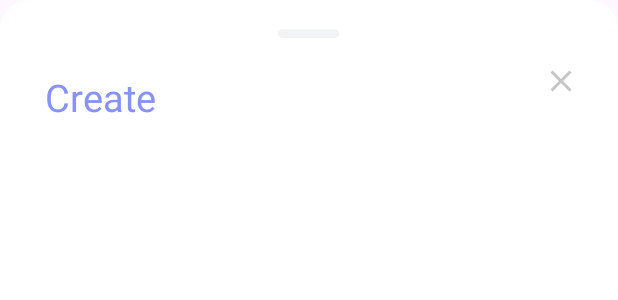
After one commit to duongtrungnguyenrc/TravelAppClient, an Android app: the layout bottom_sheet.xml on its own in the app's theme, with its tools: preview values and no code run, on a phone screen of 412 x 824 dp. The commit adds this screen. Shown: the top 300 px of the screen. Run offline under Robolectric (Android 15) with nearby library versions, the phone set to English and light mode, and no system bars; Roboto replaces fonts that are not available here.

Commit message:
handle debounce ultil, bottomsheet component and ActionCallback for handle asynchronous action

```diff
--- a/app/src/main/java/com/main/travelApp/activities/MainActivity.java
+++ b/app/src/main/java/com/main/travelApp/activities/MainActivity.java
@@ -11,6 +11,7 @@ import android.view.MenuItem;
 
 import com.google.android.material.navigation.NavigationBarView;
 import com.main.travelApp.R;
+import com.main.travelApp.components.BottomSheet;
 import com.main.travelApp.databinding.ActivityMainBinding;
 import com.main.travelApp.fragments.BlogFragment;
 import com.main.travelApp.fragments.ExploreFragment;
@@ -41,6 +42,10 @@ public class MainActivity extends AppCompatActivity {
 
         replaceFragment(homeFragment);
 
+        binding.btnSearch.setOnClickListener((view) -> {
+            BottomSheet.show(this);
+        });
+
         binding.bottomNavView.setBackground(null);
         binding.bottomNavView.setOnItemSelectedListener(new NavigationBarView.OnItemSelectedListener() {
             @Override
--- a/app/src/main/java/com/main/travelApp/fragments/ExploreFragment.java
+++ b/app/src/main/java/com/main/travelApp/fragments/ExploreFragment.java
@@ -2,11 +2,11 @@ package com.main.travelApp.fragments;
 
 import android.os.Bundle;
 
-import androidx.fragment.app.Fragment;
-
 import android.view.LayoutInflater;
 import android.view.View;
 import android.view.ViewGroup;
+
+import androidx.fragment.app.Fragment;
 
 import com.main.travelApp.R;
 
--- /dev/null
+++ b/app/src/main/res/drawable/bottom_sheet_background.xml
@@ -0,0 +1,16 @@
+<?xml version="1.0" encoding="utf-8"?>
+<shape xmlns:android="http://schemas.android.com/apk/res/android">
+
+    <solid
+        android:color="@color/white"/>
+
+    <corners
+        android:topLeftRadius="20dp"
+        android:topRightRadius="20dp" />
+    <padding
+        android:left="10dp"
+        android:right="10dp"
+        android:top="10dp"
+        android:bottom="10dp"/>
+
+</shape>
--- /dev/null
+++ b/app/src/main/res/drawable/ic_baseline_clear_24.xml
@@ -0,0 +1,5 @@
+<vector android:height="24dp" android:tint="@color/gray"
+    android:viewportHeight="24" android:viewportWidth="24"
+    android:width="24dp" xmlns:android="http://schemas.android.com/apk/res/android">
+    <path android:fillColor="@android:color/white" android:pathData="M19,6.41L17.59,5 12,10.59 6.41,5 5,6.41 10.59,12 5,17.59 6.41,19 12,13.41 17.59,19 19,17.59 13.41,12z"/>
+</vector>
--- /dev/null
+++ b/app/src/main/res/drawable/ic_round_dash_24.xml
@@ -0,0 +1,5 @@
+<vector android:height="24dp" android:tint="@color/grey"
+    android:viewportHeight="24" android:viewportWidth="24"
+    android:width="24dp" xmlns:android="http://schemas.android.com/apk/res/android">
+    <path android:fillColor="@android:color/white" android:pathData="M18,13H6c-0.55,0 -1,-0.45 -1,-1s0.45,-1 1,-1h12c0.55,0 1,0.45 1,1s-0.45,1 -1,1z"/>
+</vector>
--- /dev/null
+++ b/app/src/main/res/layout/bottom_sheet.xml
@@ -0,0 +1,43 @@
+<?xml version="1.0" encoding="utf-8"?>
+<LinearLayout xmlns:android="http://schemas.android.com/apk/res/android"
+    android:orientation="vertical"
+    android:layout_width="match_parent"
+    android:layout_height="match_parent"
+    android:background="@drawable/bottom_sheet_background">
+
+    <ImageView
+        android:layout_width="70dp"
+        android:layout_height="wrap_content"
+        android:src="@drawable/ic_round_dash_24"
+        android:layout_gravity="center|top"
+        android:scaleType="centerCrop"/>
+
+    <LinearLayout
+        android:layout_width="match_parent"
+        android:layout_height="wrap_content"
+        android:orientation="horizontal">
+
+        <TextView
+            android:id="@+id/createText"
+            android:layout_width="wrap_content"
+            android:layout_height="wrap_content"
+            android:textAlignment="viewStart"
+            android:text="Create"
+            android:padding="8dp"
+            android:textColor="@color/lavender"
+            android:layout_marginStart="12dp"
+            android:layout_marginTop="5dp"
+            android:textSize="25dp" />
+
+        <ImageView
+            android:layout_width="wrap_content"
+            android:layout_height="wrap_content"
+            android:src="@drawable/ic_baseline_clear_24"
+            android:layout_marginLeft="250dp"
+            android:layout_marginTop="8dp"
+            android:id="@+id/cancelButton"/>
+
+    </LinearLayout>
+
+
+</LinearLayout>
--- a/app/src/main/res/values/colors.xml
+++ b/app/src/main/res/values/colors.xml
@@ -1,10 +1,18 @@
 <?xml version="1.0" encoding="utf-8"?>
 <resources>
-    <color name="black">#FF000000</color>
-    <color name="white">#f5f5fa</color>
+    <color name="black">#000</color>
+    <color name="white">#fff</color>
     <color name="yellow">#c7923e</color>
     <color name="colorPrimary">#c7923e</color>
     <color name="colorPrimaryDark">#68450F</color>
     <color name="colorPrimaryLight">#EDC27D</color>
     <color name="blue">#007aff</color>
+    <color name="purple_200">#FFBB86FC</color>
+    <color name="purple_500">#FF6200EE</color>
+    <color name="purple_700">#FF3700B3</color>
+    <color name="teal_200">#FF03DAC5</color>
+    <color name="teal_700">#FF018786</color>
+    <color name="lavender">#8692f7</color>
+    <color name="grey">#f1f3f4</color>
+    <color name="gray">#c6c6c6</color>
 </resources>
```
Also changed, not shown: app/src/main/java/com/main/travelApp/Callbacks/ActionCallback.java (added, +9 -0 lines), app/src/main/java/com/main/travelApp/components/BottomSheet.java (added, +29 -0 lines), app/src/main/java/com/main/travelApp/utils/DebounceUtil.java (added, +45 -0 lines), app/src/main/res/anim/side_in_bottom.xml (added, +10 -0 lines), app/src/main/res/anim/side_out_bottom.xml (added, +10 -0 lines), app/src/main/res/layout/activity_main.xml (+6 -5 lines), app/src/main/res/values/styles.xml (+18 -0 lines).
